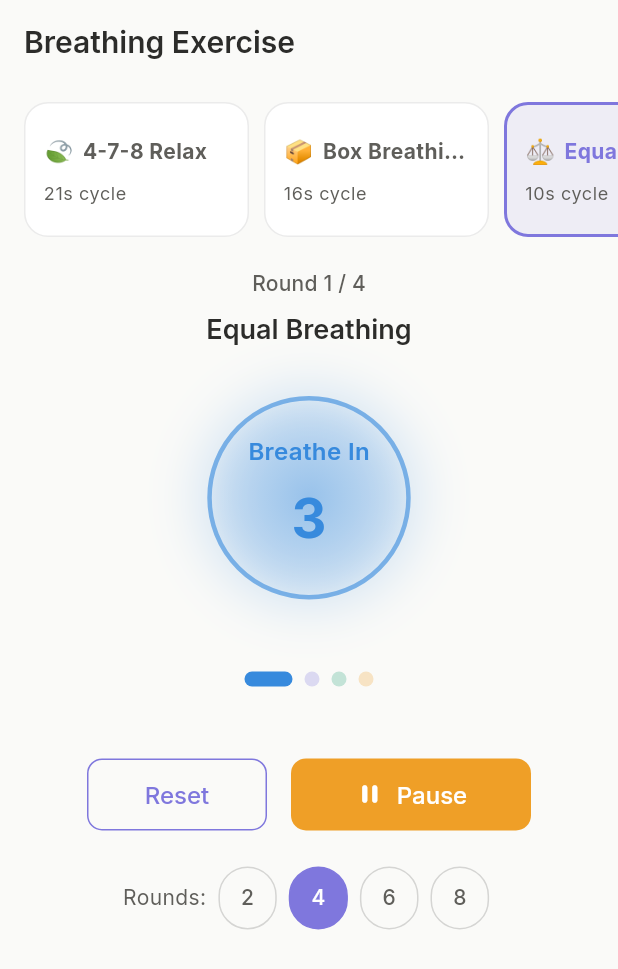
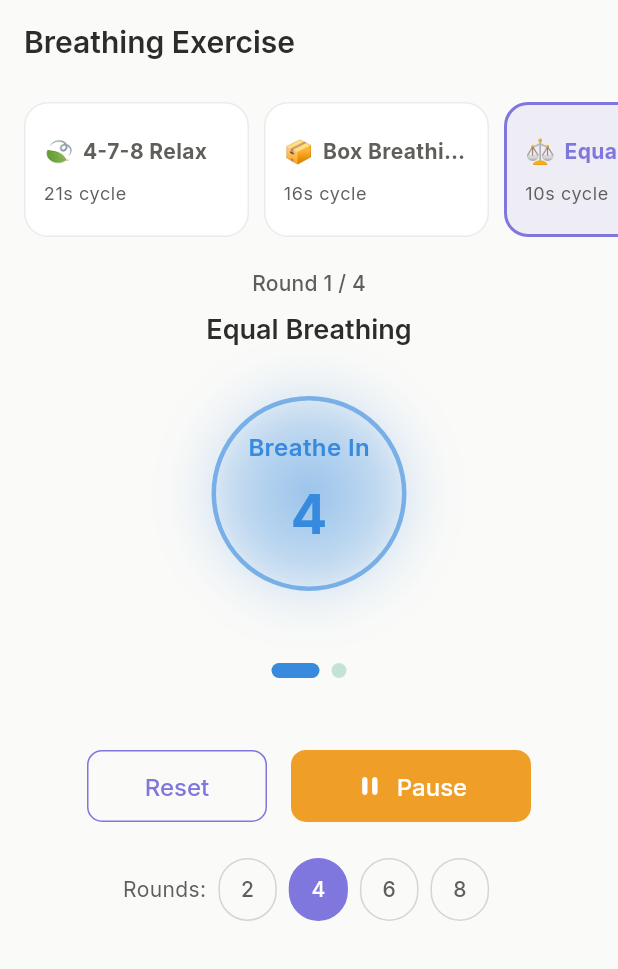
Before and after one commit to Pushpendra-7-ux/MindBloom, a Flutter app: the BreathingScreen screen opened by its route, after a tap on "Box Breathing", after a tap on "⚖️", after a tap on "Start", on a phone screen of 412 x 824 dp. Shown: the top 969 px of the screen. Run offline on Flutter 3.47's test engine with Material 3 defaults, Android fonts, the phone set to English and light mode, and no system bars; our stand-ins replace dio, fl_chart, flutter_map, flutter_riverpod, flutter_secure_storage, go_router and 4 more; accounts and stored records are empty.

Commit message:
feat(breathing): integrate selected program dynamically with timers, controllers, and animations
- Map state execution variables (timers, phases, duration) dynamically to the active BreathingProgram selection
- Handle custom phase lengths and variable counts per preset (e.g. 2 phases vs 4 phases)
- Adjust breath animation controller speeds and directions (inhale forwards, exhale reverse, hold static) based on active phase instructions

```diff
--- a/mindbloom_app/lib/screens/breathing/breathing_screen.dart
+++ b/mindbloom_app/lib/screens/breathing/breathing_screen.dart
@@ -17,29 +17,22 @@ class _BreathingScreenState extends State<BreathingScreen> with TickerProviderSt
   late Animation<double> _opacityAnimation;
 
   bool _isRunning = false;
-  int _currentPhase = 0; // 0: inhale, 1: hold, 2: exhale, 3: hold
+  int _currentPhase = 0;
   int _currentRound = 0;
   int _totalRounds = 4;
   Timer? _phaseTimer;
 
-  // 4-7-8 breathing
-  final List<Map<String, dynamic>> _phases = [
-    {'name': 'Breathe In', 'duration': 4, 'color': AppColors.calmBlue},
-    {'name': 'Hold', 'duration': 7, 'color': AppColors.primaryPurple},
-    {'name': 'Breathe Out', 'duration': 8, 'color': AppColors.softGreen},
-    {'name': 'Hold', 'duration': 2, 'color': AppColors.warmAmber},
-  ];
-
-  int _secondsLeft = 4;
+  late int _secondsLeft;
   late BreathingProgram _selectedProgram;
 
   @override
   void initState() {
     super.initState();
     _selectedProgram = BreathingProgram.presets.first;
+    _secondsLeft = _selectedProgram.phases.first.duration;
     _breathController = AnimationController(
       vsync: this,
-      duration: const Duration(seconds: 4),
+      duration: Duration(seconds: _secondsLeft),
     );
     _sizeAnimation = Tween<double>(begin: 120, end: 220).animate(
       CurvedAnimation(parent: _breathController, curve: Curves.easeInOut),
@@ -78,21 +71,23 @@ class _BreathingScreenState extends State<BreathingScreen> with TickerProviderSt
       _isRunning = false;
       _currentPhase = 0;
       _currentRound = 0;
-      _secondsLeft = _phases[0]['duration'] as int;
+      _secondsLeft = _selectedProgram.phases.first.duration;
     });
   }
 
   void _runPhase() {
-    final phase = _phases[_currentPhase];
-    final duration = phase['duration'] as int;
+    final phase = _selectedProgram.phases[_currentPhase];
+    final duration = phase.duration;
     _secondsLeft = duration;
 
     // Animate circle
     _breathController.duration = Duration(seconds: duration);
-    if (_currentPhase == 0) {
+    if (phase.name.toLowerCase().contains('in')) {
       _breathController.forward();
-    } else if (_currentPhase == 2) {
+    } else if (phase.name.toLowerCase().contains('out')) {
       _breathController.reverse();
+    } else {
+      // Hold phase: keep it in current state (either max size or min size)
     }
 
     // Timer countdown
@@ -110,7 +105,7 @@ class _BreathingScreenState extends State<BreathingScreen> with TickerProviderSt
   }
 
   void _nextPhase() {
-    if (_currentPhase < 3) {
+    if (_currentPhase < _selectedProgram.phases.length - 1) {
       setState(() => _currentPhase++);
       _runPhase();
     } else {
@@ -158,7 +153,7 @@ class _BreathingScreenState extends State<BreathingScreen> with TickerProviderSt
 
   @override
   Widget build(BuildContext context) {
-    final phase = _phases[_currentPhase];
+    final phase = _selectedProgram.phases[_currentPhase];
 
     return Scaffold(
       appBar: AppBar(title: const Text('Breathing Exercise')),
@@ -268,17 +263,17 @@ class _BreathingScreenState extends State<BreathingScreen> with TickerProviderSt
                           shape: BoxShape.circle,
                           gradient: RadialGradient(
                             colors: [
-                              (phase['color'] as Color).withValues(alpha: _isRunning ? _opacityAnimation.value : 0.3),
-                              (phase['color'] as Color).withValues(alpha: 0.05),
+                              phase.color.withValues(alpha: _isRunning ? _opacityAnimation.value : 0.3),
+                              phase.color.withValues(alpha: 0.05),
                             ],
                           ),
                           border: Border.all(
-                            color: (phase['color'] as Color).withValues(alpha: 0.6),
+                            color: phase.color.withValues(alpha: 0.6),
                             width: 3,
                           ),
                           boxShadow: [
                             BoxShadow(
-                              color: (phase['color'] as Color).withValues(alpha: 0.2),
+                              color: phase.color.withValues(alpha: 0.2),
                               blurRadius: 30,
                               spreadRadius: 5,
                             ),
@@ -288,9 +283,9 @@ class _BreathingScreenState extends State<BreathingScreen> with TickerProviderSt
                           mainAxisAlignment: MainAxisAlignment.center,
                           children: [
                             Text(
-                              phase['name'] as String,
+                              phase.name,
                               style: TextStyle(
-                                color: phase['color'] as Color,
+                                color: phase.color,
                                 fontWeight: FontWeight.w600,
                                 fontSize: 16,
                               ),
@@ -299,7 +294,7 @@ class _BreathingScreenState extends State<BreathingScreen> with TickerProviderSt
                               Text(
                                 '$_secondsLeft',
                                 style: TextStyle(
-                                  color: phase['color'] as Color,
+                                  color: phase.color,
                                   fontWeight: FontWeight.w700,
                                   fontSize: 36,
                                 ),
@@ -314,7 +309,7 @@ class _BreathingScreenState extends State<BreathingScreen> with TickerProviderSt
                   // Phase indicators
                   Row(
                     mainAxisAlignment: MainAxisAlignment.center,
-                    children: List.generate(4, (index) {
+                    children: List.generate(_selectedProgram.phases.length, (index) {
                       final isActive = index == _currentPhase && _isRunning;
                       return Container(
                         margin: const EdgeInsets.symmetric(horizontal: 4),
@@ -322,8 +317,8 @@ class _BreathingScreenState extends State<BreathingScreen> with TickerProviderSt
                         height: 10,
                         decoration: BoxDecoration(
                           color: isActive
-                              ? _phases[index]['color'] as Color
-                              : (_phases[index]['color'] as Color).withValues(alpha: 0.25),
+                              ? _selectedProgram.phases[index].color
+                              : _selectedProgram.phases[index].color.withValues(alpha: 0.25),
                           borderRadius: BorderRadius.circular(5),
                         ),
                       );
```
